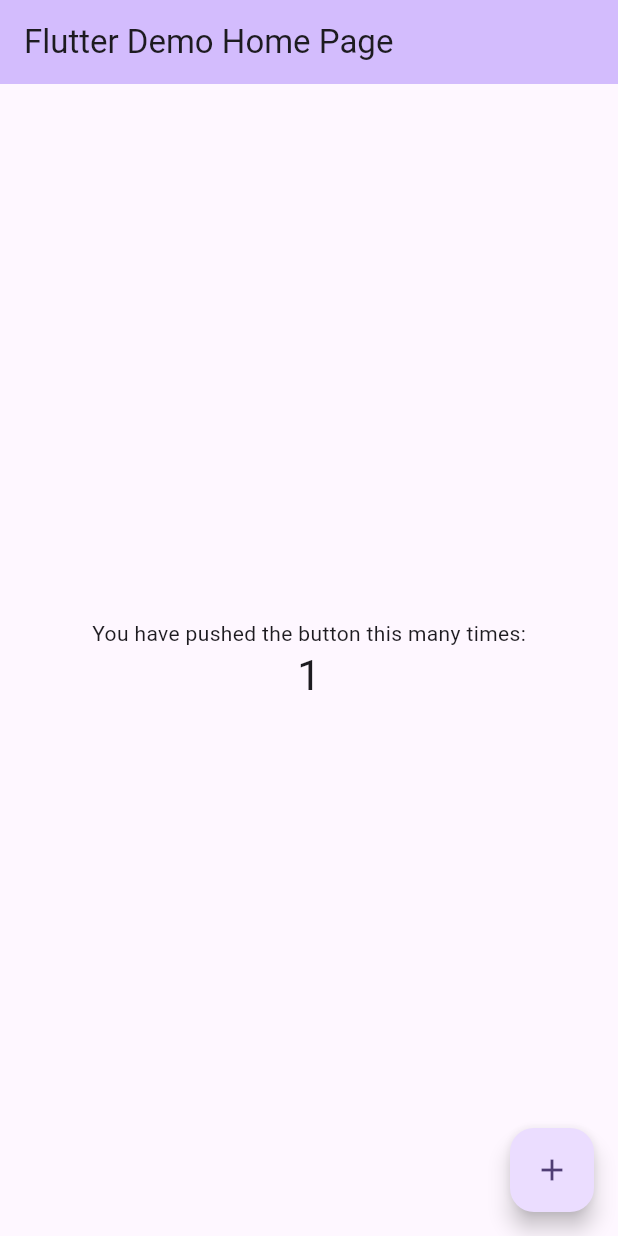
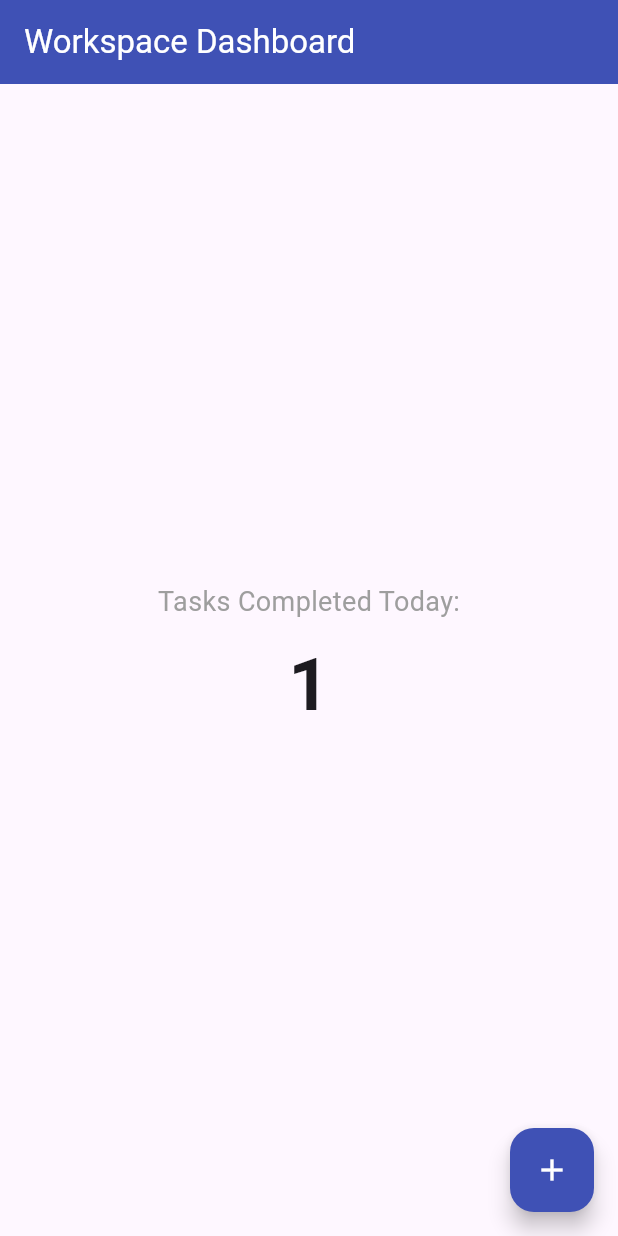
Before and after one commit to Abdull-Kudus/flutter_scafold_widgets_layout, a Flutter app: the screen it shows after launch, after a tap on the "add" icon, on a phone screen of 412 x 824 dp. Run offline on Flutter 3.47's test engine with Material 3 defaults, Android fonts, the phone set to English and light mode, and no system bars.

Commit message:
chore: add flutter scafold widget

```diff
--- a/lib/main.dart
+++ b/lib/main.dart
@@ -1,121 +1,66 @@
 import 'package:flutter/material.dart';
 
 void main() {
-  runApp(const MyApp());
+  runApp(const TaskManagerApp());
 }
 
-class MyApp extends StatelessWidget {
-  const MyApp({super.key});
+class TaskManagerApp extends StatelessWidget {
+  const TaskManagerApp({super.key});
 
-  // This widget is the root of your application.
   @override
   Widget build(BuildContext context) {
-    return MaterialApp(
-      title: 'Flutter Demo',
-      theme: ThemeData(
-        // This is the theme of your application.
-        //
-        // TRY THIS: Try running your application with "flutter run". You'll see
-        // the application has a purple toolbar. Then, without quitting the app,
-        // try changing the seedColor in the colorScheme below to Colors.green
-        // and then invoke "hot reload" (save your changes or press the "hot
-        // reload" button in a Flutter-supported IDE, or press "r" if you used
-        // the command line to start the app).
-        //
-        // Notice that the counter didn't reset back to zero; the application
-        // state is not lost during the reload. To reset the state, use hot
-        // restart instead.
-        //
-        // This works for code too, not just values: Most code changes can be
-        // tested with just a hot reload.
-        colorScheme: .fromSeed(seedColor: Colors.deepPurple),
-      ),
-      home: const MyHomePage(title: 'Flutter Demo Home Page'),
+    return const MaterialApp(
+      debugShowCheckedModeBanner: false,
+      home: TaskDashboardPage(),
     );
   }
 }
 
-class MyHomePage extends StatefulWidget {
-  const MyHomePage({super.key, required this.title});
-
-  // This widget is the home page of your application. It is stateful, meaning
-  // that it has a State object (defined below) that contains fields that affect
-  // how it looks.
-
-  // This class is the configuration for the state. It holds the values (in this
-  // case the title) provided by the parent (in this case the App widget) and
-  // used by the build method of the State. Fields in a Widget subclass are
-  // always marked "final".
-
-  final String title;
+class TaskDashboardPage extends StatefulWidget {
+  const TaskDashboardPage({super.key});
 
   @override
-  State<MyHomePage> createState() => _MyHomePageState();
+  State<TaskDashboardPage> createState() => _TaskDashboardPageState();
 }
 
-class _MyHomePageState extends State<MyHomePage> {
+class _TaskDashboardPageState extends State<TaskDashboardPage> {
   int _counter = 0;
 
   void _incrementCounter() {
     setState(() {
-      // This call to setState tells the Flutter framework that something has
-      // changed in this State, which causes it to rerun the build method below
-      // so that the display can reflect the updated values. If we changed
-      // _counter without calling setState(), then the build method would not be
-      // called again, and so nothing would appear to happen.
       _counter++;
     });
   }
 
   @override
   Widget build(BuildContext context) {
-    // This method is rerun every time setState is called, for instance as done
-    // by the _incrementCounter method above.
-    //
-    // The Flutter framework has been optimized to make rerunning build methods
-    // fast, so that you can just rebuild anything that needs updating rather
-    // than having to individually change instances of widgets.
     return Scaffold(
       appBar: AppBar(
-        // TRY THIS: Try changing the color here to a specific color (to
-        // Colors.amber, perhaps?) and trigger a hot reload to see the AppBar
-        // change color while the other colors stay the same.
-        backgroundColor: Theme.of(context).colorScheme.inversePrimary,
-        // Here we take the value from the MyHomePage object that was created by
-        // the App.build method, and use it to set our appbar title.
-        title: Text(widget.title),
+        title: const Text('Workspace Dashboard'),
+        backgroundColor: Colors.indigo,
+        foregroundColor: Colors.white,
       ),
       body: Center(
-        // Center is a layout widget. It takes a single child and positions it
-        // in the middle of the parent.
         child: Column(
-          // Column is also a layout widget. It takes a list of children and
-          // arranges them vertically. By default, it sizes itself to fit its
-          // children horizontally, and tries to be as tall as its parent.
-          //
-          // Column has various properties to control how it sizes itself and
-          // how it positions its children. Here we use mainAxisAlignment to
-          // center the children vertically; the main axis here is the vertical
-          // axis because Columns are vertical (the cross axis would be
-          // horizontal).
-          //
-          // TRY THIS: Invoke "debug painting" (choose the "Toggle Debug Paint"
-          // action in the IDE, or press "p" in the console), to see the
-          // wireframe for each widget.
-          mainAxisAlignment: .center,
+          mainAxisAlignment: MainAxisAlignment.center,
           children: [
-            const Text('You have pushed the button this many times:'),
+            const Text(
+              'Tasks Completed Today:',
+              style: TextStyle(fontSize: 18, color: Colors.grey),
+            ),
+            const SizedBox(height: 8),
             Text(
               '$_counter',
-              style: Theme.of(context).textTheme.headlineMedium,
+              style: const TextStyle(fontSize: 48, fontWeight: FontWeight.bold),
             ),
           ],
         ),
       ),
       floatingActionButton: FloatingActionButton(
         onPressed: _incrementCounter,
-        tooltip: 'Increment',
-        child: const Icon(Icons.add),
+        backgroundColor: Colors.indigo,
+        tooltip: 'Add Task',
+        child: const Icon(Icons.add, color: Colors.white),
       ),
     );
   }
```
